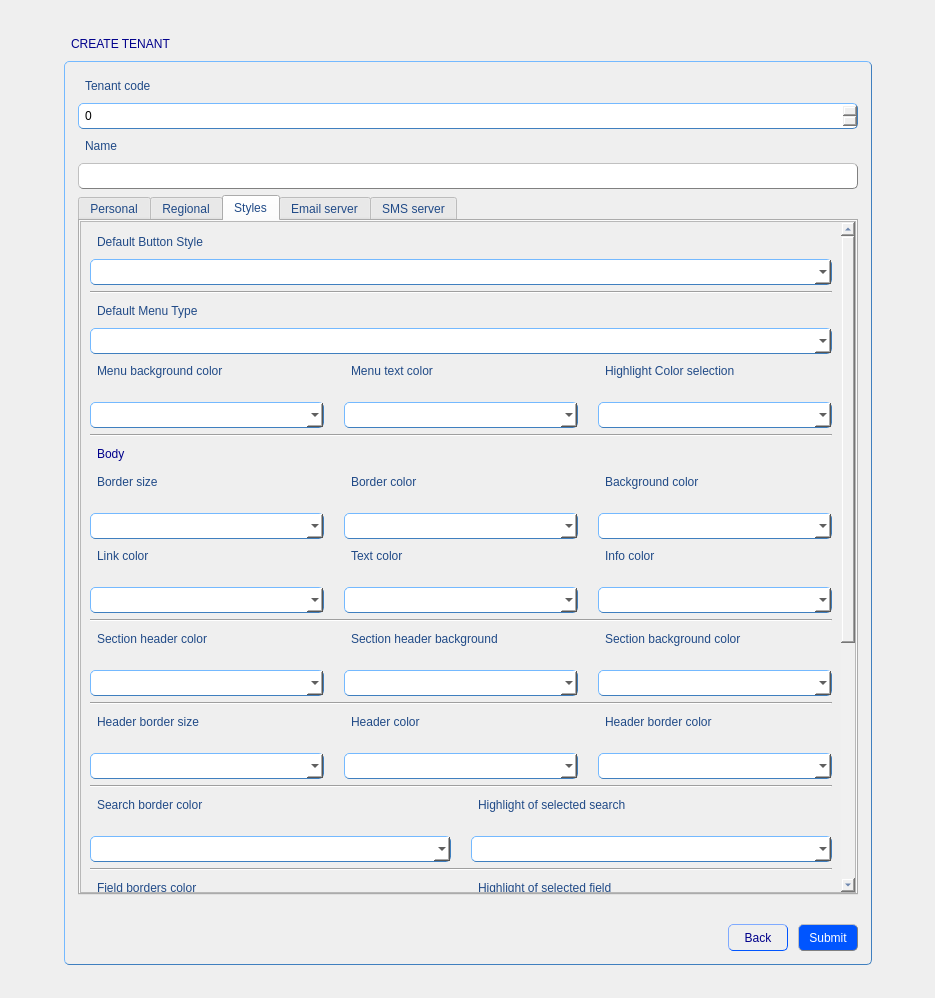
Rork96/QtProjects, file QBuilder/QBuilder/src/createtenantform.ui: the form before one commit.
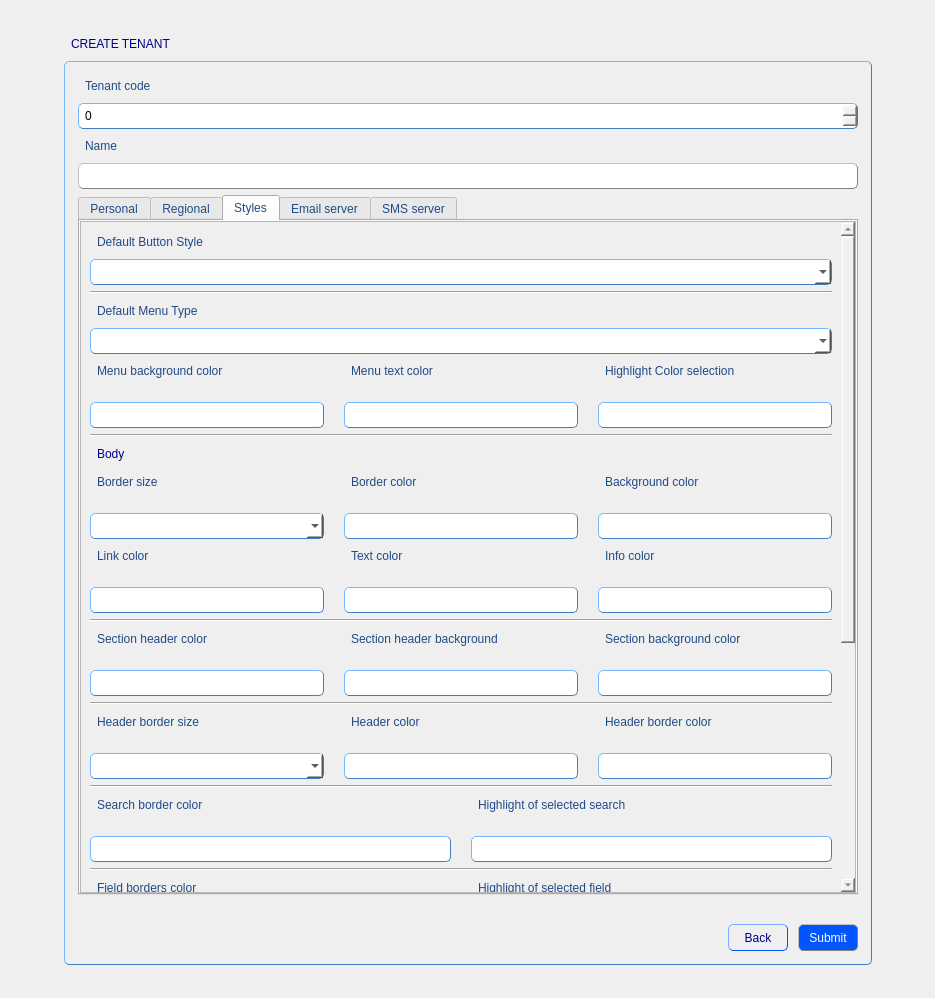
The form after the commit. The open tabs and pages were chosen to show the change. Custom widgets are drawn as their Qt base class.

Commit message: Implement correct search. Was started working on tenant table, updated BaseForm class and have wrote base combo model.

What changed in the file:
```diff
--- a/QBuilder/QBuilder/src/createtenantform.ui
+++ b/QBuilder/QBuilder/src/createtenantform.ui
@@ -759,7 +759,7 @@
                <x>0</x>
                <y>0</y>
                <width>755</width>
-               <height>1005</height>
+               <height>1027</height>
               </rect>
              </property>
              <layout class="QGridLayout" name="gridLayout_12">
@@ -778,7 +778,14 @@
                    </widget>
                   </item>
                   <item>
-                   <widget class="QComboBox" name="sectHeaderColorBox"/>
+                   <widget class="ClickeLineEdit" name="sectHeaderColorLine">
+                    <property name="sizePolicy">
+                     <sizepolicy hsizetype="Expanding" vsizetype="Fixed">
+                      <horstretch>0</horstretch>
+                      <verstretch>0</verstretch>
+                     </sizepolicy>
+                    </property>
+                   </widget>
                   </item>
                  </layout>
                 </item>
@@ -792,7 +799,14 @@
                    </widget>
                   </item>
                   <item>
-                   <widget class="QComboBox" name="sectHeaderBackBox"/>
+                   <widget class="ClickeLineEdit" name="sectHeaderBackColorLine">
+                    <property name="sizePolicy">
+                     <sizepolicy hsizetype="Expanding" vsizetype="Fixed">
+                      <horstretch>0</horstretch>
+                      <verstretch>0</verstretch>
+                     </sizepolicy>
+                    </property>
+                   </widget>
                   </item>
                  </layout>
                 </item>
@@ -806,7 +820,14 @@
                    </widget>
                   </item>
                   <item>
-                   <widget class="QComboBox" name="sectBackColorBox"/>
+                   <widget class="ClickeLineEdit" name="sectBackColorLine">
+                    <property name="sizePolicy">
+                     <sizepolicy hsizetype="Expanding" vsizetype="Fixed">
+                      <horstretch>0</horstretch>
+                      <verstretch>0</verstretch>
+                     </sizepolicy>
+                    </property>
+                   </widget>
                   </item>
                  </layout>
                 </item>
@@ -911,7 +932,14 @@
                    </widget>
                   </item>
                   <item>
-                   <widget class="QComboBox" name="borderColorBox"/>
+                   <widget class="ClickeLineEdit" name="borderColorLine">
+                    <property name="sizePolicy">
+                     <sizepolicy hsizetype="Minimum" vsizetype="Fixed">
+                      <horstretch>0</horstretch>
+                      <verstretch>0</verstretch>
+                     </sizepolicy>
+                    </property>
+                   </widget>
                   </item>
                  </layout>
                 </item>
@@ -925,7 +953,14 @@
                    </widget>
                   </item>
                   <item>
-                   <widget class="QComboBox" name="backColorBox"/>
+                   <widget class="ClickeLineEdit" name="backColorLine">
+                    <property name="sizePolicy">
+                     <sizepolicy hsizetype="Minimum" vsizetype="Fixed">
+                      <horstretch>0</horstretch>
+                      <verstretch>0</verstretch>
+                     </sizepolicy>
+                    </property>
+                   </widget>
                   </item>
                  </layout>
                 </item>
@@ -1065,7 +1100,14 @@
                    </widget>
                   </item>
                   <item>
-                   <widget class="QComboBox" name="menuBackColorBox"/>
+                   <widget class="ClickeLineEdit" name="menuBackColorLine">
+                    <property name="sizePolicy">
+                     <sizepolicy hsizetype="Expanding" vsizetype="Fixed">
+                      <horstretch>0</horstretch>
+                      <verstretch>0</verstretch>
+                     </sizepolicy>
+                    </property>
+                   </widget>
                   </item>
                  </layout>
                 </item>
@@ -1079,7 +1121,14 @@
                    </widget>
                   </item>
                   <item>
-                   <widget class="QComboBox" name="menuTextColorBox"/>
+                   <widget class="ClickeLineEdit" name="menuTextColorLine">
+                    <property name="sizePolicy">
+                     <sizepolicy hsizetype="Expanding" vsizetype="Fixed">
+                      <horstretch>0</horstretch>
+                      <verstretch>0</verstretch>
+                     </sizepolicy>
+                    </property>
+                   </widget>
                   </item>
                  </layout>
                 </item>
@@ -1093,7 +1142,14 @@
                    </widget>
                   </item>
                   <item>
-                   <widget class="QComboBox" name="selectionColorBox"/>
+                   <widget class="ClickeLineEdit" name="selectionColorLine">
+                    <property name="sizePolicy">
+                     <sizepolicy hsizetype="Expanding" vsizetype="Fixed">
+                      <horstretch>0</horstretch>
+                      <verstretch>0</verstretch>
+                     </sizepolicy>
+                    </property>
+                   </widget>
                   </item>
                  </layout>
                 </item>
@@ -1128,7 +1184,7 @@
                    </widget>
                   </item>
                   <item>
-                   <widget class="QComboBox" name="searchBordColorBox"/>
+                   <widget class="ClickeLineEdit" name="searchBordColorLine"/>
                   </item>
                  </layout>
                 </item>
@@ -1142,7 +1198,7 @@
                    </widget>
                   </item>
                   <item>
-                   <widget class="QComboBox" name="selectedSearchBox"/>
+                   <widget class="ClickeLineEdit" name="selectedSearchLine"/>
                   </item>
                  </layout>
                 </item>
@@ -1177,7 +1233,14 @@
                    </widget>
                   </item>
                   <item>
-                   <widget class="QComboBox" name="headColorBox"/>
+                   <widget class="ClickeLineEdit" name="headColorLine">
+                    <property name="sizePolicy">
+                     <sizepolicy hsizetype="Minimum" vsizetype="Fixed">
+                      <horstretch>0</horstretch>
+                      <verstretch>0</verstretch>
+                     </sizepolicy>
+                    </property>
+                   </widget>
                   </item>
                  </layout>
                 </item>
@@ -1191,7 +1254,14 @@
                    </widget>
                   </item>
                   <item>
-                   <widget class="QComboBox" name="headBordColorBox"/>
+                   <widget class="ClickeLineEdit" name="headBordColorLine">
+                    <property name="sizePolicy">
+                     <sizepolicy hsizetype="Minimum" vsizetype="Fixed">
+                      <horstretch>0</horstretch>
+                      <verstretch>0</verstretch>
+                     </sizepolicy>
+                    </property>
+                   </widget>
                   </item>
                  </layout>
                 </item>
@@ -1212,7 +1282,14 @@
                    </widget>
                   </item>
                   <item>
-                   <widget class="QComboBox" name="linkColorBox"/>
+                   <widget class="ClickeLineEdit" name="linkColorLine">
+                    <property name="sizePolicy">
+                     <sizepolicy hsizetype="Expanding" vsizetype="Fixed">
+                      <horstretch>0</horstretch>
+                      <verstretch>0</verstretch>
+                     </sizepolicy>
+                    </property>
+                   </widget>
                   </item>
                  </layout>
                 </item>
@@ -1226,7 +1303,14 @@
                    </widget>
                   </item>
                   <item>
-                   <widget class="QComboBox" name="textColorBox"/>
+                   <widget class="ClickeLineEdit" name="textColorLine">
+                    <property name="sizePolicy">
+                     <sizepolicy hsizetype="Expanding" vsizetype="Fixed">
+                      <horstretch>0</horstretch>
+                      <verstretch>0</verstretch>
+                     </sizepolicy>
+                    </property>
+                   </widget>
                   </item>
                  </layout>
                 </item>
@@ -1240,7 +1324,14 @@
                    </widget>
                   </item>
                   <item>
-                   <widget class="QComboBox" name="infoColorBox"/>
+                   <widget class="ClickeLineEdit" name="infoColorLine">
+                    <property name="sizePolicy">
+                     <sizepolicy hsizetype="Expanding" vsizetype="Fixed">
+                      <horstretch>0</horstretch>
+                      <verstretch>0</verstretch>
+                     </sizepolicy>
+                    </property>
+                   </widget>
                   </item>
                  </layout>
                 </item>
@@ -1750,6 +1841,11 @@
    <header>BaseForm.h</header>
    <container>1</container>
   </customwidget>
+  <customwidget>
+   <class>ClickeLineEdit</class>
+   <extends>QLineEdit</extends>
+   <header location="global">clickelineedit.h</header>
+  </customwidget>
  </customwidgets>
  <resources/>
  <connections/>
```
Left out of the diff: 22 changed lines with no effect on the pictures. The commit also changes 14 other files.
